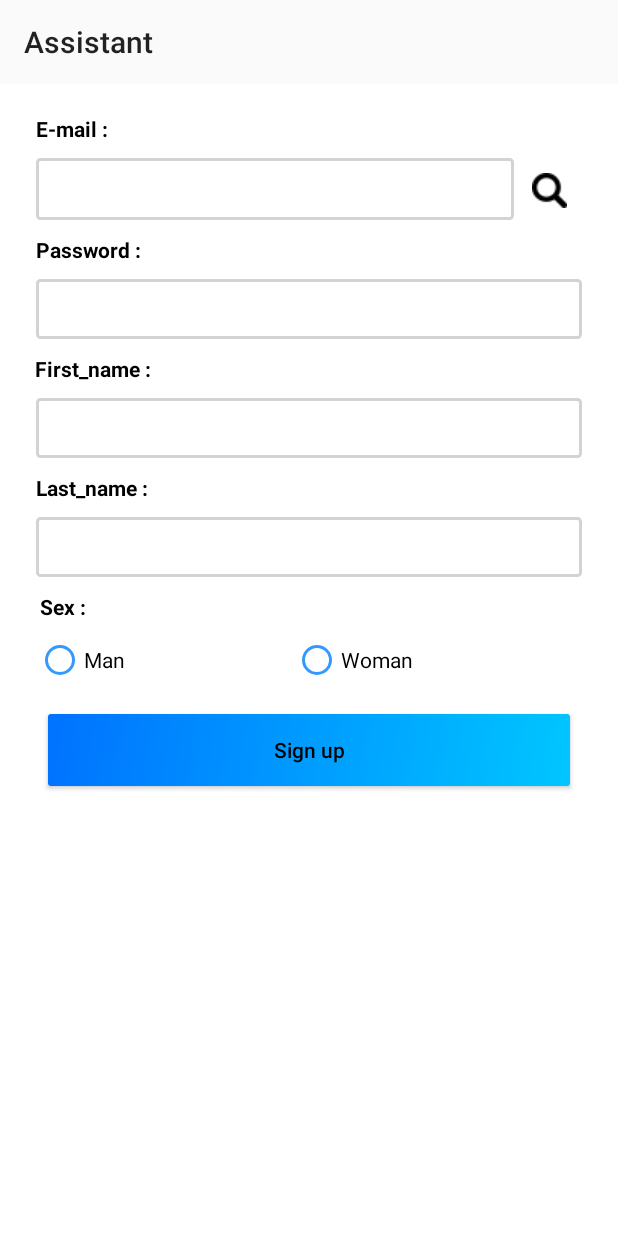
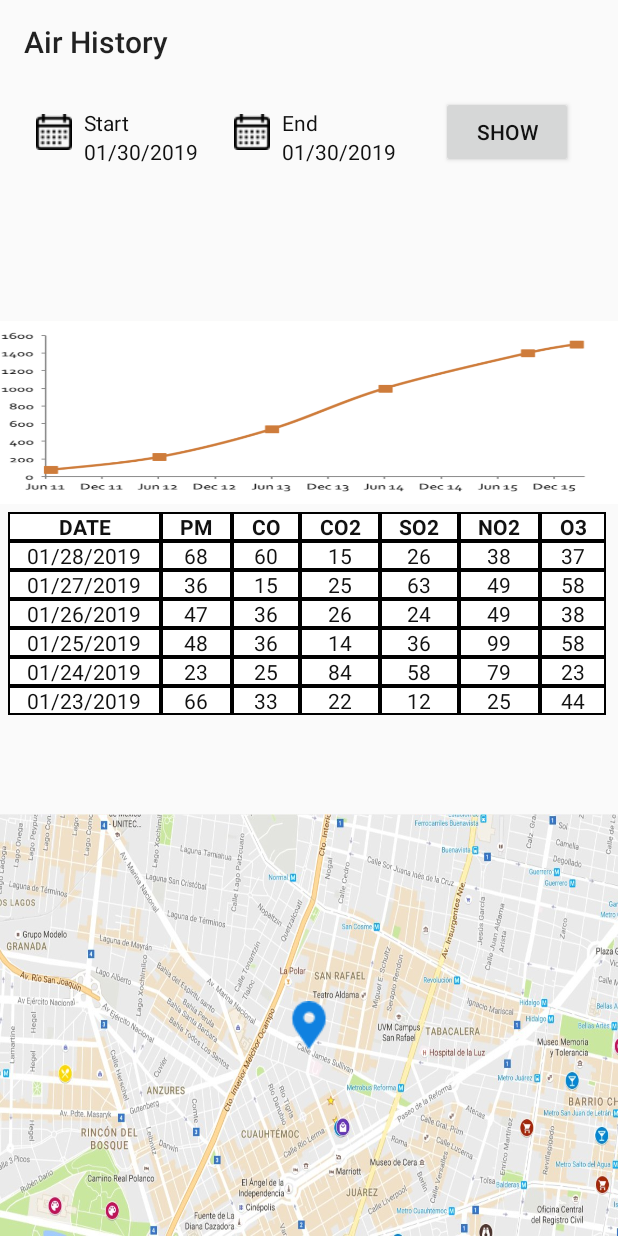
Before and after one commit to Jyoung111/Assistant, an Android app: the screen it shows after launch (SignUpActivity before the commit, AirHistoryActivity after it), after a tap on "Sign in", on a phone screen of 412 x 824 dp. Run offline under Robolectric (Android 15) with nearby library versions, the phone set to English and light mode, and no system bars.

Commit message:
first commit

```diff
--- a/app/build.gradle
+++ b/app/build.gradle
@@ -27,4 +27,5 @@ dependencies {
     androidTestImplementation 'com.android.support.test:runner:1.0.2'
     androidTestImplementation 'com.android.support.test.espresso:espresso-core:3.0.2'
     implementation 'com.android.support:design:28.0.0'
+    implementation 'com.google.android.gms:play-services-maps:16.0.0'
 }
--- /dev/null
+++ b/app/src/main/java/com/example/jy/assistant/AirHistoryActivity.java
@@ -0,0 +1,14 @@
+package com.example.jy.assistant;
+
+import android.support.v7.app.AppCompatActivity;
+import android.os.Bundle;
+import android.webkit.WebView;
+
+public class AirHistoryActivity extends AppCompatActivity {
+
+    @Override
+    protected void onCreate(Bundle savedInstanceState) {
+        super.onCreate(savedInstanceState);
+        setContentView(R.layout.activity_air_history);
+    }
+}
--- a/app/src/main/java/com/example/jy/assistant/MainActivity.java
+++ b/app/src/main/java/com/example/jy/assistant/MainActivity.java
@@ -26,7 +26,7 @@ public class MainActivity extends AppCompatActivity {
         login_btn.setOnClickListener(new View.OnClickListener() {
             @Override
             public void onClick(View v) {
-                intent = new Intent(MainActivity.this, SignUpActivity.class);
+                intent = new Intent(MainActivity.this, AirHistoryActivity.class);
                 startActivity(intent);
             }
         });
--- /dev/null
+++ b/app/src/main/res/drawable/table_border.xml
@@ -0,0 +1,7 @@
+<?xml version="1.0" encoding="utf-8"?>
+<shape
+    xmlns:android="http://schemas.android.com/apk/res/android"
+    android:shape= "rectangle">
+    <solid android:color="#ffffff"/>
+    <stroke android:width="1dp" android:color="#000000"/>
+</shape>
--- /dev/null
+++ b/app/src/main/res/layout/activity_air_history.xml
@@ -0,0 +1,564 @@
+<?xml version="1.0" encoding="utf-8"?>
+<LinearLayout xmlns:android="http://schemas.android.com/apk/res/android"
+    xmlns:app="http://schemas.android.com/apk/res-auto"
+    xmlns:tools="http://schemas.android.com/tools"
+    android:layout_width="match_parent"
+    android:layout_height="match_parent"
+    android:orientation="vertical"
+    tools:context=".AirHistoryActivity">
+
+    <android.support.constraint.ConstraintLayout
+        android:layout_width="match_parent"
+        android:layout_height="0dp"
+        android:layout_weight="1">
+
+        <ImageView
+            android:id="@+id/imageView5"
+            android:layout_width="wrap_content"
+            android:layout_height="wrap_content"
+            android:layout_marginStart="156dp"
+            android:layout_marginLeft="156dp"
+            android:layout_marginTop="20dp"
+            app:layout_constraintStart_toStartOf="parent"
+            app:layout_constraintTop_toTopOf="parent"
+            app:srcCompat="@drawable/calendar" />
+
+
+        <TextView
+            android:id="@+id/textView2"
+            android:layout_width="wrap_content"
+            android:layout_height="wrap_content"
+            android:layout_marginStart="8dp"
+            android:layout_marginLeft="8dp"
+            android:layout_marginTop="16dp"
+            android:text="End"
+            app:layout_constraintStart_toEndOf="@+id/imageView5"
+            app:layout_constraintTop_toTopOf="parent" />
+
+        <TextView
+            android:id="@+id/textView3"
+            android:layout_width="wrap_content"
+            android:layout_height="wrap_content"
+            android:layout_marginStart="8dp"
+            android:layout_marginLeft="8dp"
+            android:text="01/30/2019"
+            app:layout_constraintStart_toEndOf="@+id/imageView5"
+            app:layout_constraintTop_toBottomOf="@+id/textView2" />
+
+        <ImageView
+            android:id="@+id/imageView7"
+            android:layout_width="wrap_content"
+            android:layout_height="wrap_content"
+            android:layout_marginStart="24dp"
+            android:layout_marginLeft="24dp"
+            android:layout_marginTop="20dp"
+            app:layout_constraintStart_toStartOf="parent"
+            app:layout_constraintTop_toTopOf="parent"
+            app:srcCompat="@drawable/calendar" />
+
+        <TextView
+            android:id="@+id/textView8"
+            android:layout_width="wrap_content"
+            android:layout_height="wrap_content"
+            android:layout_marginStart="8dp"
+            android:layout_marginLeft="8dp"
+            android:layout_marginTop="16dp"
+            android:text="Start"
+            app:layout_constraintStart_toEndOf="@+id/imageView7"
+            app:layout_constraintTop_toTopOf="parent" />
+
+        <TextView
+            android:id="@+id/textView9"
+            android:layout_width="wrap_content"
+            android:layout_height="wrap_content"
+            android:layout_marginStart="8dp"
+            android:layout_marginLeft="8dp"
+            android:text="01/30/2019"
+            app:layout_constraintStart_toEndOf="@+id/imageView7"
+            app:layout_constraintTop_toBottomOf="@+id/textView8" />
+
+        <Button
+            android:id="@+id/button2"
+            android:layout_width="wrap_content"
+            android:layout_height="wrap_content"
+            android:layout_marginStart="15dp"
+            android:layout_marginLeft="15dp"
+            android:layout_marginTop="8dp"
+            android:layout_marginEnd="16dp"
+            android:layout_marginRight="16dp"
+            android:text="Show"
+            app:layout_constraintEnd_toEndOf="parent"
+            app:layout_constraintStart_toEndOf="@+id/textView3"
+            app:layout_constraintTop_toTopOf="parent" />
+
+        <ImageView
+            android:id="@+id/chart"
+            android:layout_width="match_parent"
+            android:layout_height="122dp"
+            android:scaleType="fitXY"
+            app:layout_constraintBottom_toBottomOf="parent"
+            app:layout_constraintEnd_toEndOf="parent"
+            app:layout_constraintStart_toStartOf="parent"
+            app:srcCompat="@drawable/charts" />
+
+
+
+    </android.support.constraint.ConstraintLayout>
+
+
+    <TableLayout
+        android:layout_width="match_parent"
+        android:layout_height="0dp"
+        android:layout_weight="0.7"
+        android:layout_margin="5dp"
+        android:shrinkColumns="*"
+        android:stretchColumns="*"
+        app:layout_constraintBottom_toBottomOf="parent"
+        app:layout_constraintEnd_toEndOf="parent"
+        app:layout_constraintStart_toStartOf="parent"
+
+        >
+
+        <TableRow
+
+            >
+
+            <TextView
+                android:layout_width="match_parent"
+                android:layout_height="wrap_content"
+                android:text="DATE"
+                android:textAlignment="center"
+                android:background="@drawable/table_border"
+                android:textStyle="bold" />
+
+            <TextView
+                android:layout_width="match_parent"
+                android:layout_height="wrap_content"
+                android:text="PM"
+                android:textAlignment="center"
+                android:background="@drawable/table_border"
+                android:textStyle="bold" />
+
+            <TextView
+                android:layout_width="match_parent"
+                android:layout_height="wrap_content"
+                android:text="CO"
+                android:textAlignment="center"
+                android:background="@drawable/table_border"
+                android:textStyle="bold" />
+
+            <TextView
+                android:layout_width="match_parent"
+                android:layout_height="wrap_content"
+                android:text="CO2"
+                android:textAlignment="center"
+                android:background="@drawable/table_border"
+                android:textStyle="bold" />
+
+            <TextView
+                android:layout_width="match_parent"
+                android:layout_height="wrap_content"
+                android:text="SO2"
+                android:textAlignment="center"
+                android:background="@drawable/table_border"
+                android:textStyle="bold" />
+
+            <TextView
+                android:layout_width="match_parent"
+                android:layout_height="wrap_content"
+                android:text="NO2"
+                android:textAlignment="center"
+                android:background="@drawable/table_border"
+                android:textStyle="bold" />
+
+            <TextView
+                android:layout_width="match_parent"
+                android:layout_height="wrap_content"
+                android:text="O3"
+                android:textAlignment="center"
+                android:background="@drawable/table_border"
+                android:textStyle="bold" />
+        </TableRow>
+
+        <TableRow>
+
+            <TextView
+                android:layout_width="wrap_content"
+                android:layout_height="wrap_content"
+                android:text="01/28/2019"
+                android:textAlignment="center"
+                android:background="@drawable/table_border"
+              />
+
+            <TextView
+                android:layout_width="wrap_content"
+                android:layout_height="wrap_content"
+                android:text="68"
+                android:textAlignment="center"
+                android:background="@drawable/table_border"
+                 />
+
+            <TextView
+                android:layout_width="wrap_content"
+                android:layout_height="wrap_content"
+                android:text="60"
+                android:textAlignment="center"
+                android:background="@drawable/table_border"
+                 />
+
+            <TextView
+                android:layout_width="wrap_content"
+                android:layout_height="wrap_content"
+                android:text="15"
+                android:textAlignment="center"
+                android:background="@drawable/table_border"
+                 />
+
+            <TextView
+                android:layout_width="wrap_content"
+                android:layout_height="wrap_content"
+
+                android:text="26"
+                android:textAlignment="center"
+                android:background="@drawable/table_border"
+               />
+
+            <TextView
+                android:layout_width="wrap_content"
+                android:layout_height="wrap_content"
+                android:text="38"
+                android:textAlignment="center"
+                android:background="@drawable/table_border"
+                />
+
+            <TextView
+                android:layout_width="wrap_content"
+                android:layout_height="wrap_content"
+                android:text="37"
+                android:textAlignment="center"
+                android:background="@drawable/table_border"
+                 />
+        </TableRow>
+        <TableRow>
+
+            <TextView
+                android:layout_width="wrap_content"
+                android:layout_height="wrap_content"
+                android:text="01/27/2019"
+                android:textAlignment="center"
+                android:background="@drawable/table_border"
+                 />
+
+            <TextView
+                android:layout_width="wrap_content"
+                android:layout_height="wrap_content"
+                android:text="36"
+                android:textAlignment="center"
+                android:background="@drawable/table_border"
+                 />
+
+            <TextView
+                android:layout_width="wrap_content"
+                android:layout_height="wrap_content"
+                android:text="15"
+                android:textAlignment="center"
+                android:background="@drawable/table_border"
+                 />
+
+            <TextView
+                android:layout_width="wrap_content"
+                android:layout_height="wrap_content"
+                android:text="25"
+                android:textAlignment="center"
+                android:background="@drawable/table_border"
+                />
+
+            <TextView
+                android:layout_width="wrap_content"
+                android:layout_height="wrap_content"
+                android:text="63"
+                android:textAlignment="center"
+                android:background="@drawable/table_border"
+                 />
+
+            <TextView
+                android:layout_width="wrap_content"
+                android:layout_height="wrap_content"
+                android:text="49"
+                android:textAlignment="center"
+                android:background="@drawable/table_border"
+                />
+
+            <TextView
+                android:layout_width="wrap_content"
+                android:layout_height="wrap_content"
+                android:text="58"
+                android:textAlignment="center"
+                android:background="@drawable/table_border"
+                />
+        </TableRow>
+        <TableRow>
+
+            <TextView
+                android:layout_width="wrap_content"
+                android:layout_height="wrap_content"
+                android:text="01/26/2019"
+                android:textAlignment="center"
+                android:background="@drawable/table_border"
+               />
+
+            <TextView
+                android:layout_width="wrap_content"
+                android:layout_height="wrap_content"
+                android:text="47"
+                android:textAlignment="center"
+                android:background="@drawable/table_border"
+                />
+
+            <TextView
+                android:layout_width="wrap_content"
+                android:layout_height="wrap_content"
+                android:text="36"
+                android:textAlignment="center"
+                android:background="@drawable/table_border"
+                 />
+
+            <TextView
+                android:layout_width="wrap_content"
+                android:layout_height="wrap_content"
+                android:text="26"
+                android:textAlignment="center"
+                android:background="@drawable/table_border"
+            />
+
+            <TextView
+                android:layout_width="wrap_content"
+                android:layout_height="wrap_content"
+                android:text="24"
+                android:textAlignment="center"
+                android:background="@drawable/table_border"
+             />
+
+            <TextView
+                android:layout_width="wrap_content"
+                android:layout_height="wrap_content"
+                android:text="49"
+                android:textAlignment="center"
+                android:background="@drawable/table_border"
+                />
+
+            <TextView
+                android:layout_width="wrap_content"
+                android:layout_height="wrap_content"
+                android:text="38"
+                android:textAlignment="center"
+                android:background="@drawable/table_border"
+                />
+        </TableRow>
+        <TableRow>
+
+            <TextView
+                android:layout_width="wrap_content"
+                android:layout_height="wrap_content"
+                android:text="01/25/2019"
+                android:textAlignment="center"
+                android:background="@drawable/table_border"
+                />
+
+            <TextView
+                android:layout_width="wrap_content"
+                android:layout_height="wrap_content"
+                android:text="48"
+                android:textAlignment="center"
+                android:background="@drawable/table_border"
+              />
+
+            <TextView
+                android:layout_width="wrap_content"
+                android:layout_height="wrap_content"
+                android:text="36"
+                android:textAlignment="center"
+                android:background="@drawable/table_border"
+              />
+
+            <TextView
+                android:layout_width="wrap_content"
+                android:layout_height="wrap_content"
+                android:text="14"
+                android:textAlignment="center"
+                android:background="@drawable/table_border"
+               />
+
+            <TextView
+                android:layout_width="wrap_content"
+                android:layout_height="wrap_content"
+                android:text="36"
+                android:textAlignment="center"
+                android:background="@drawable/table_border"
+                />
+
+            <TextView
+                android:layout_width="wrap_content"
+                android:layout_height="wrap_content"
+                android:text="99"
+                android:textAlignment="center"
+                android:background="@drawable/table_border"
+                />
+
+            <TextView
+                android:layout_width="wrap_content"
+                android:layout_height="wrap_content"
+                android:text="58"
+                android:textAlignment="center"
+                android:background="@drawable/table_border"
+                 />
+        </TableRow>
+        <TableRow>
+
+            <TextView
+                android:layout_width="wrap_content"
+                android:layout_height="wrap_content"
+                android:text="01/24/2019"
+                android:textAlignment="center"
+                android:background="@drawable/table_border"
+           />
+
+            <TextView
+                android:layout_width="wrap_content"
+                android:layout_height="wrap_content"
+                android:text="23"
+                android:textAlignment="center"
+                android:background="@drawable/table_border"
+                />
+
+            <TextView
+                android:layout_width="wrap_content"
+                android:layout_height="wrap_content"
+                android:text="25"
+                android:textAlignment="center"
+                android:background="@drawable/table_border"
+               />
+
+            <TextView
+                android:layout_width="wrap_content"
+                android:layout_height="wrap_content"
+                android:text="84"
+                android:textAlignment="center"
+                android:background="@drawable/table_border"
+                />
+
+            <TextView
+                android:layout_width="wrap_content"
+                android:layout_height="wrap_content"
+                android:text="58"
+                android:textAlignment="center"
+                android:background="@drawable/table_border"
+                />
+
+            <TextView
+                android:layout_width="wrap_content"
+                android:layout_height="wrap_content"
+                android:text="79"
+                android:textAlignment="center"
+                android:background="@drawable/table_border"
+                 />
+
+            <TextView
+                android:layout_width="wrap_content"
+                android:layout_height="wrap_content"
+                android:text="23"
+                android:textAlignment="center"
+                android:background="@drawable/table_border"
+                />
+        </TableRow>
+        <TableRow>
+
+            <TextView
+                android:layout_width="wrap_content"
+                android:layout_height="wrap_content"
+                android:text="01/23/2019"
+                android:textAlignment="center"
+                android:background="@drawable/table_border"
+                />
+
+            <TextView
+                android:layout_width="wrap_content"
+                android:layout_height="wrap_content"
+                android:text="66"
+                android:textAlignment="center"
+                android:background="@drawable/table_border"
+               />
+
+            <TextView
+                android:layout_width="wrap_content"
+                android:layout_height="wrap_content"
+                android:text="33"
+                android:textAlignment="center"
+                android:background="@drawable/table_border"
+               />
+
+            <TextView
+                android:layout_width="wrap_content"
+                android:layout_height="wrap_content"
+                android:text="22"
+                android:textAlignment="center"
+                android:background="@drawable/table_border"
+                />
+
+            <TextView
+                android:layout_width="wrap_content"
+                android:layout_height="wrap_content"
+                android:text="12"
+                android:textAlignment="center"
+                android:background="@drawable/table_border"
+             />
+
+            <TextView
+                android:layout_width="wrap_content"
+                android:layout_height="wrap_content"
+                android:text="25"
+                android:textAlignment="center"
+                android:background="@drawable/table_border"
+           />
+
+            <TextView
+                android:layout_width="wrap_content"
+                android:layout_height="wrap_content"
+                android:text="44"
+                android:textAlignment="center"
+                android:background="@drawable/table_border"
+                 />
+        </TableRow>
+    </TableLayout>
+
+
+    <android.support.constraint.ConstraintLayout
+        android:layout_width="match_parent"
+        android:layout_height="0dp"
+        android:layout_weight="1">
+
+        <ImageView
+            android:id="@+id/map"
+            android:layout_width="match_parent"
+            android:layout_height="0dp"
+            android:layout_weight="1"
+            android:scaleType="fitXY"
+            app:srcCompat="@drawable/googlemap" />
+
+        <ImageView
+            android:id="@+id/placeholder"
+            android:layout_width="wrap_content"
+            android:layout_height="wrap_content"
+            android:layout_marginStart="8dp"
+            android:layout_marginLeft="8dp"
+            android:layout_marginTop="8dp"
+            android:layout_marginEnd="8dp"
+            android:layout_marginRight="8dp"
+            android:layout_marginBottom="8dp"
+            app:layout_constraintBottom_toBottomOf="parent"
+            app:layout_constraintEnd_toEndOf="parent"
+            app:layout_constraintStart_toStartOf="parent"
+            app:layout_constraintTop_toTopOf="parent"
+            app:srcCompat="@drawable/placeholder" />
+    </android.support.constraint.ConstraintLayout>
+</LinearLayout>
--- a/app/src/main/res/layout/activity_main.xml
+++ b/app/src/main/res/layout/activity_main.xml
@@ -25,7 +25,7 @@
         android:id="@+id/icon"
         android:layout_width="wrap_content"
         android:layout_height="wrap_content"
-        android:layout_marginTop="20dp"
+        android:layout_marginTop="50dp"
         android:src="@drawable/logo_3"
         app:layout_constraintEnd_toStartOf="@+id/guideline_right"
         app:layout_constraintStart_toStartOf="@+id/guideline_left"
--- a/app/src/main/res/values-v21/styles.xml
+++ b/app/src/main/res/values-v21/styles.xml
@@ -8,6 +8,6 @@
 
     <style name="AppTheme.ActionBar.Transparent" parent="AppTheme">
         <item name="colorPrimary">@android:color/transparent</item>
-        <item name="android:textColor">@android:color/black</item>
+        <item name="android:textColor">@color/login_form_details_dark</item>
     </style>
 </resources>
```
Also changed, not shown: app/src/main/AndroidManifest.xml (+8 -4 lines), app/src/main/res/drawable/calendar.png (added), app/src/main/res/drawable/charts.PNG (added), app/src/main/res/drawable/googlemap.jpg (added), app/src/main/res/drawable/placeholder.png (added).
